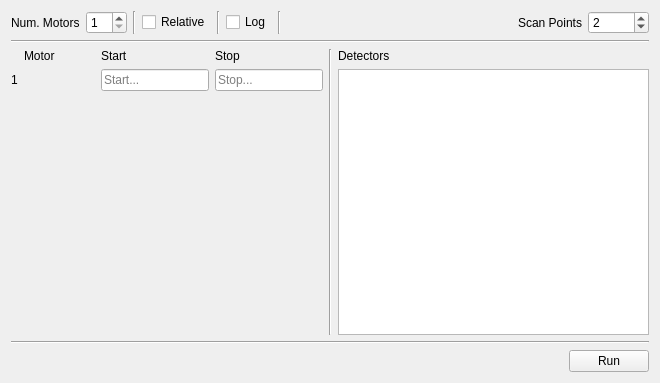
Before: the Qt Designer form src/firefly/plans/line_scan.ui in spc-group/haven, drawn with Qt 5.
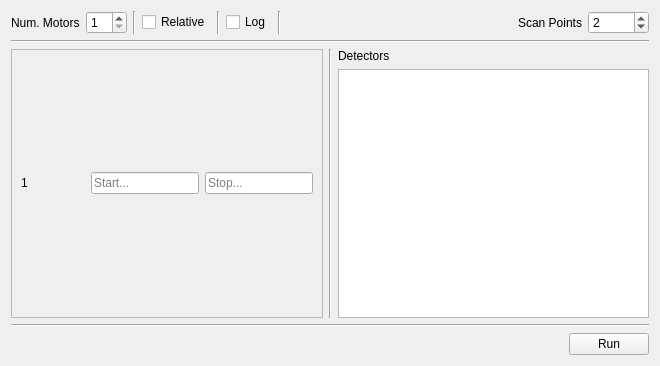
After: the same form once the commit is applied. Custom widgets are drawn as their Qt base class.

Commit message: add multiple motors and scroll area for line_scan plan

```diff
--- a/src/firefly/plans/line_scan.ui
+++ b/src/firefly/plans/line_scan.ui
@@ -7,7 +7,7 @@
     <x>0</x>
     <y>0</y>
     <width>660</width>
-    <height>383</height>
+    <height>366</height>
    </rect>
   </property>
   <property name="windowTitle">
@@ -19,54 +19,36 @@
      <item row="2" column="0">
       <layout class="QHBoxLayout" name="horizontalLayout_7">
        <item>
-        <layout class="QGridLayout" name="gridLayout">
-         <property name="bottomMargin">
-          <number>0</number>
+        <widget class="QScrollArea" name="scrollArea">
+         <property name="widgetResizable">
+          <bool>true</bool>
          </property>
-         <item row="1" column="5">
-          <widget class="QLineEdit" name="scan_stop_lineEdit">
-           <property name="sizePolicy">
-            <sizepolicy hsizetype="Preferred" vsizetype="Fixed">
-             <horstretch>0</horstretch>
-             <verstretch>0</verstretch>
-            </sizepolicy>
-           </property>
-           <property name="placeholderText">
-            <string>Stop...</string>
-           </property>
-          </widget>
-         </item>
-         <item row="0" column="4">
-          <widget class="QLabel" name="scan_start_label">
-           <property name="sizePolicy">
-            <sizepolicy hsizetype="Fixed" vsizetype="Preferred">
-             <horstretch>0</horstretch>
-             <verstretch>0</verstretch>
-            </sizepolicy>
-           </property>
+         <widget class="QWidget" name="scrollAreaWidgetContents">
+          <property name="geometry">
+           <rect>
+            <x>0</x>
+            <y>0</y>
+            <width>311</width>
+            <height>234</height>
+           </rect>
+          </property>
+          <layout class="QVBoxLayout" name="verticalLayout_4">
+           <item>
+            <layout class="QVBoxLayout" name="verticalLayout_12">
+             <item>
+              <layout class="QHBoxLayout" name="region_template_layout">
+               <item>
+                <widget class="QLabel" name="motor_num_label_6">
            <property name="text">
-            <string>Start</string>
+                  <string>1</string>
            </property>
           </widget>
          </item>
-         <item row="0" column="1">
-          <widget class="QLabel" name="num_pts_label_4">
-           <property name="sizePolicy">
-            <sizepolicy hsizetype="Fixed" vsizetype="Preferred">
-             <horstretch>0</horstretch>
-             <verstretch>0</verstretch>
-            </sizepolicy>
-           </property>
-           <property name="text">
-            <string>Motor</string>
-           </property>
-          </widget>
-         </item>
-         <item row="1" column="1">
-          <widget class="ComponentSelector" name="motor_selector" native="true"/>
-         </item>
-         <item row="1" column="3">
-          <spacer name="horizontalSpacer_3">
+               <item>
+                <widget class="ComponentSelector" name="motor_selector_9" native="true"/>
+               </item>
+               <item>
+                <spacer name="horizontalSpacer_11">
            <property name="orientation">
             <enum>Qt::Horizontal</enum>
            </property>
@@ -78,8 +60,8 @@
            </property>
           </spacer>
          </item>
-         <item row="1" column="4">
-          <widget class="QLineEdit" name="scan_start_lineEdit">
+               <item>
+                <widget class="QLineEdit" name="scan_start_lineEdit_6">
            <property name="sizePolicy">
             <sizepolicy hsizetype="Preferred" vsizetype="Fixed">
              <horstretch>0</horstretch>
@@ -103,40 +85,29 @@
            </property>
           </widget>
          </item>
-         <item row="1" column="0">
-          <widget class="QLabel" name="motor_num_label">
-           <property name="text">
-            <string>1</string>
-           </property>
-          </widget>
-         </item>
-         <item row="2" column="1">
-          <spacer name="verticalSpacer">
-           <property name="orientation">
-            <enum>Qt::Vertical</enum>
-           </property>
-           <property name="sizeHint" stdset="0">
-            <size>
-             <width>20</width>
-             <height>40</height>
-            </size>
-           </property>
-          </spacer>
-         </item>
-         <item row="0" column="5">
-          <widget class="QLabel" name="scan_stop_label">
+               <item>
+                <widget class="QLineEdit" name="scan_stop_lineEdit_6">
            <property name="sizePolicy">
-            <sizepolicy hsizetype="Fixed" vsizetype="Preferred">
+                  <sizepolicy hsizetype="Preferred" vsizetype="Fixed">
              <horstretch>0</horstretch>
              <verstretch>0</verstretch>
             </sizepolicy>
            </property>
-           <property name="text">
-            <string>Stop</string>
+                 <property name="placeholderText">
+                  <string>Stop...</string>
            </property>
           </widget>
          </item>
         </layout>
+             </item>
+            </layout>
+           </item>
+           <item>
+            <layout class="QVBoxLayout" name="regions_layout"/>
+           </item>
+          </layout>
+         </widget>
+        </widget>
        </item>
        <item>
         <widget class="Line" name="line_5">
```
Lines whose indentation alone changed are shown as unchanged. The commit also changes 3 other files.
